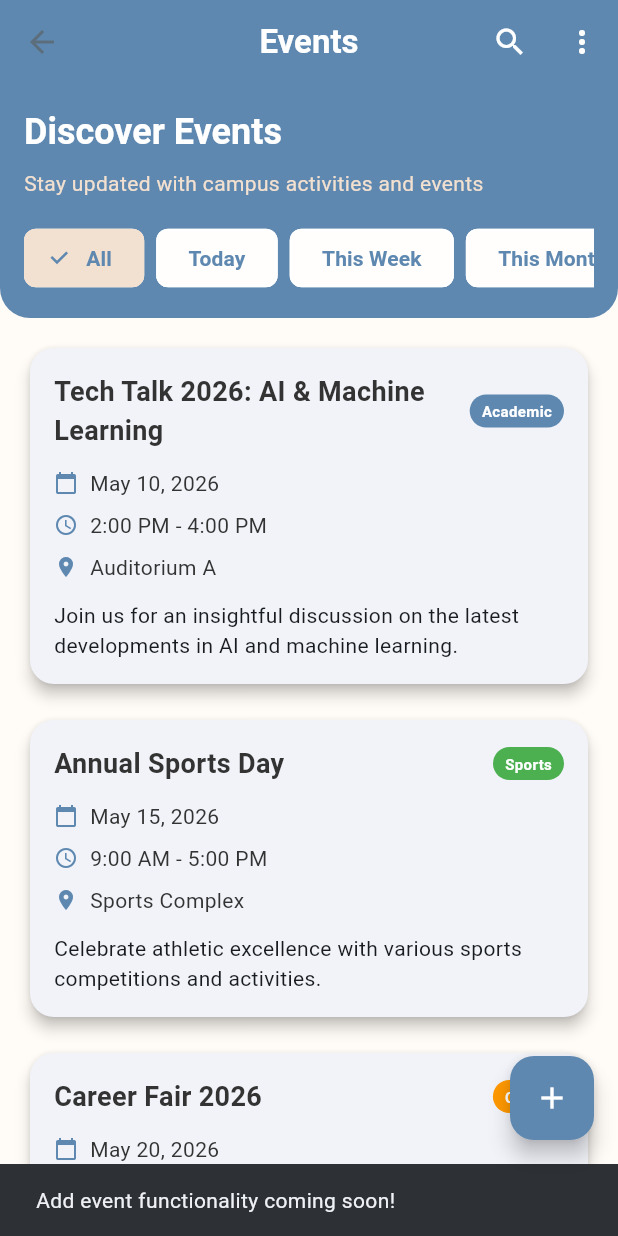
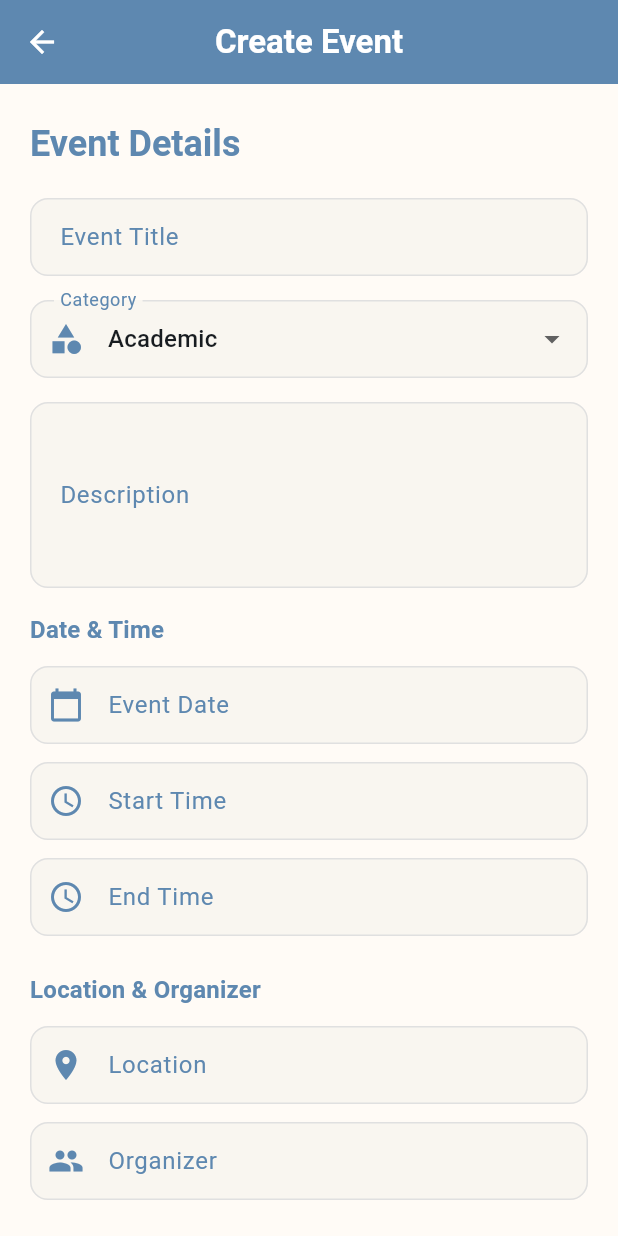
Before and after one commit to nigelberewere/campuseventsandtimetables, a Flutter app: the EventsPage screen opened by its route, after a tap on the "add" icon, on a phone screen of 412 x 824 dp. Run offline on Flutter 3.47's test engine with Material 3 defaults, Android fonts, the phone set to English and light mode, and no system bars.

Commit message:
Created Add events page
Co-authored-by: Copilot <copilot@github.com>

```diff
--- /dev/null
+++ b/lib/pages/addEvent.dart
@@ -0,0 +1,543 @@
+import 'package:flutter/material.dart';
+import '../constants/app_colors.dart';
+
+class AddEventPage extends StatefulWidget {
+  const AddEventPage({super.key});
+
+  @override
+  State<AddEventPage> createState() => _AddEventPageState();
+}
+
+class _AddEventPageState extends State<AddEventPage> {
+  final _formKey = GlobalKey<FormState>();
+  late TextEditingController _titleController;
+  late TextEditingController _descriptionController;
+  late TextEditingController _locationController;
+  late TextEditingController _organizerController;
+  late TextEditingController _attendeesController;
+  late TextEditingController _dateController;
+  late TextEditingController _startTimeController;
+  late TextEditingController _endTimeController;
+
+  String _selectedCategory = 'Academic';
+  final List<String> _categories = [
+    'Academic',
+    'Sports',
+    'Career',
+    'Cultural',
+    'Workshop',
+    'Social',
+    'Other',
+  ];
+
+  @override
+  void initState() {
+    super.initState();
+    _titleController = TextEditingController();
+    _descriptionController = TextEditingController();
+    _locationController = TextEditingController();
+    _organizerController = TextEditingController();
+    _attendeesController = TextEditingController();
+    _dateController = TextEditingController();
+    _startTimeController = TextEditingController();
+    _endTimeController = TextEditingController();
+  }
+
+  @override
+  void dispose() {
+    _titleController.dispose();
+    _descriptionController.dispose();
+    _locationController.dispose();
+    _organizerController.dispose();
+    _attendeesController.dispose();
+    _dateController.dispose();
+    _startTimeController.dispose();
+    _endTimeController.dispose();
+    super.dispose();
+  }
+
+  Future<void> _selectDate(BuildContext context) async {
+    final DateTime? pickedDate = await showDatePicker(
+      context: context,
+      initialDate: DateTime.now(),
+      firstDate: DateTime.now(),
+      lastDate: DateTime(2027),
+    );
+    if (pickedDate != null) {
+      setState(() {
+        _dateController.text = _formatDate(pickedDate);
+      });
+    }
+  }
+
+  Future<void> _selectTime(
+    BuildContext context,
+    TextEditingController controller,
+  ) async {
+    final TimeOfDay? pickedTime = await showTimePicker(
+      context: context,
+      initialTime: TimeOfDay.now(),
+    );
+    if (pickedTime != null) {
+      setState(() {
+        controller.text = pickedTime.format(context);
+      });
+    }
+  }
+
+  String _formatDate(DateTime date) {
+    const months = [
+      'Jan',
+      'Feb',
+      'Mar',
+      'Apr',
+      'May',
+      'Jun',
+      'Jul',
+      'Aug',
+      'Sep',
+      'Oct',
+      'Nov',
+      'Dec',
+    ];
+    return '${months[date.month - 1]} ${date.day}, ${date.year}';
+  }
+
+  void _submitForm() {
+    if (_formKey.currentState!.validate()) {
+      final newEvent = {
+        'title': _titleController.text,
+        'description': _descriptionController.text,
+        'location': _locationController.text,
+        'organizer': _organizerController.text,
+        'attendees': int.parse(_attendeesController.text),
+        'category': _selectedCategory,
+        'date': _dateController.text,
+        'startTime': _startTimeController.text,
+        'endTime': _endTimeController.text,
+        'time': '${_startTimeController.text} - ${_endTimeController.text}',
+      };
+
+      Navigator.pop(context, newEvent);
+    }
+  }
+
+  @override
+  Widget build(BuildContext context) {
+    return Scaffold(
+      appBar: AppBar(
+        title: const Text(
+          'Create Event',
+          style: TextStyle(
+            fontSize: 22,
+            fontWeight: FontWeight.bold,
+            color: AppColors.white,
+          ),
+        ),
+        backgroundColor: AppColors.blueMirage,
+        elevation: 0,
+        centerTitle: true,
+        leading: IconButton(
+          icon: const Icon(Icons.arrow_back, color: AppColors.white),
+          onPressed: () => Navigator.pop(context),
+        ),
+      ),
+      body: SingleChildScrollView(
+        child: Container(
+          padding: const EdgeInsets.symmetric(horizontal: 20, vertical: 24),
+          child: Form(
+            key: _formKey,
+            child: Column(
+              crossAxisAlignment: CrossAxisAlignment.start,
+              children: [
+                // Header
+                Text(
+                  'Event Details',
+                  style: Theme.of(context).textTheme.headlineSmall?.copyWith(
+                    fontWeight: FontWeight.bold,
+                    color: AppColors.blueMirage,
+                  ),
+                ),
+                const SizedBox(height: 20),
+
+                // Title Field
+                _buildTextField(
+                  controller: _titleController,
+                  label: 'Event Title',
+                  hint: 'e.g., Tech Conference 2026',
+                  validator: (value) {
+                    if (value == null || value.isEmpty) {
+                      return 'Please enter an event title';
+                    }
+                    return null;
+                  },
+                ),
+                const SizedBox(height: 16),
+
+                // Category Dropdown
+                _buildCategoryDropdown(),
+                const SizedBox(height: 16),
+
+                // Description Field
+                _buildTextField(
+                  controller: _descriptionController,
+                  label: 'Description',
+                  hint: 'Describe your event...',
+                  maxLines: 4,
+                  validator: (value) {
+                    if (value == null || value.isEmpty) {
+                      return 'Please enter a description';
+                    }
+                    return null;
+                  },
+                ),
+                const SizedBox(height: 16),
+
+                // Date Section
+                Text(
+                  'Date & Time',
+                  style: Theme.of(context).textTheme.titleMedium?.copyWith(
+                    fontWeight: FontWeight.bold,
+                    color: AppColors.blueMirage,
+                  ),
+                ),
+                const SizedBox(height: 12),
+
+                // Date Field
+                _buildDateField(
+                  controller: _dateController,
+                  label: 'Event Date',
+                  onTap: () => _selectDate(context),
+                  validator: (value) {
+                    if (value == null || value.isEmpty) {
+                      return 'Please select a date';
+                    }
+                    return null;
+                  },
+                ),
+                const SizedBox(height: 12),
+
+                // Start Time
+                _buildTimeField(
+                  controller: _startTimeController,
+                  label: 'Start Time',
+                  onTap: () => _selectTime(context, _startTimeController),
+                  validator: (value) {
+                    if (value == null || value.isEmpty) {
+                      return 'Please select start time';
+                    }
+                    return null;
+                  },
+                ),
+                const SizedBox(height: 12),
+
+                // End Time
+                _buildTimeField(
+                  controller: _endTimeController,
+                  label: 'End Time',
+                  onTap: () => _selectTime(context, _endTimeController),
+                  validator: (value) {
+                    if (value == null || value.isEmpty) {
+                      return 'Please select end time';
+                    }
+                    return null;
+                  },
+                ),
+                const SizedBox(height: 24),
+
+                // Location Section
+                Text(
+                  'Location & Organizer',
+                  style: Theme.of(context).textTheme.titleMedium?.copyWith(
+                    fontWeight: FontWeight.bold,
+                    color: AppColors.blueMirage,
+                  ),
+                ),
+                const SizedBox(height: 12),
+
+                // Location Field
+                _buildTextField(
+                  controller: _locationController,
+                  label: 'Location',
+                  hint: 'e.g., Auditorium A',
+                  prefixIcon: Icons.location_on,
+                  validator: (value) {
+                    if (value == null || value.isEmpty) {
+                      return 'Please enter a location';
+                    }
+                    return null;
+                  },
+                ),
+                const SizedBox(height: 12),
+
+                // Organizer Field
+                _buildTextField(
+                  controller: _organizerController,
+                  label: 'Organizer',
+                  hint: 'e.g., Computer Science Department',
+                  prefixIcon: Icons.people,
+                  validator: (value) {
+                    if (value == null || value.isEmpty) {
+                      return 'Please enter an organizer';
+                    }
+                    return null;
+                  },
+                ),
+                const SizedBox(height: 24),
+
+                // Additional Section
+                Text(
+                  'Additional Info',
+                  style: Theme.of(context).textTheme.titleMedium?.copyWith(
+                    fontWeight: FontWeight.bold,
+                    color: AppColors.blueMirage,
+                  ),
+                ),
+                const SizedBox(height: 12),
+
+                // Expected Attendees
+                _buildTextField(
+                  controller: _attendeesController,
+                  label: 'Expected Attendees',
+                  hint: 'e.g., 150',
+                  prefixIcon: Icons.people_outline,
+                  keyboardType: TextInputType.number,
+                  validator: (value) {
+                    if (value == null || value.isEmpty) {
+                      return 'Please enter expected attendees';
+                    }
+                    if (int.tryParse(value) == null) {
+                      return 'Please enter a valid number';
+                    }
+                    return null;
+                  },
+                ),
+                const SizedBox(height: 32),
+
+                // Action Buttons
+                Row(
+                  children: [
+                    Expanded(
+                      child: OutlinedButton(
+                        onPressed: () => Navigator.pop(context),
+                        style: OutlinedButton.styleFrom(
+                          side: const BorderSide(
+                            color: AppColors.blueMirage,
+                            width: 2,
+                          ),
+                          padding: const EdgeInsets.symmetric(vertical: 16),
+                          shape: RoundedRectangleBorder(
+                            borderRadius: BorderRadius.circular(12),
+                          ),
+                        ),
+                        child: const Text(
+                          'Cancel',
+                          style: TextStyle(
+                            color: AppColors.blueMirage,
+                            fontSize: 16,
+                            fontWeight: FontWeight.bold,
+                          ),
+                        ),
+                      ),
+                    ),
+                    const SizedBox(width: 12),
+                    Expanded(
+                      child: ElevatedButton(
+                        onPressed: _submitForm,
+                        style: ElevatedButton.styleFrom(
+                          backgroundColor: AppColors.blueMirage,
+                          padding: const EdgeInsets.symmetric(vertical: 16),
+                          shape: RoundedRectangleBorder(
+                            borderRadius: BorderRadius.circular(12),
+                          ),
+                        ),
+                        child: const Text(
+                          'Create Event',
+                          style: TextStyle(
+                            color: AppColors.white,
+                            fontSize: 16,
+                            fontWeight: FontWeight.bold,
+                          ),
+                        ),
+                      ),
+                    ),
+                  ],
+                ),
+                const SizedBox(height: 20),
+              ],
+            ),
+          ),
+        ),
+      ),
+    );
+  }
+
+  Widget _buildTextField({
+    required TextEditingController controller,
+    required String label,
+    required String hint,
+    int maxLines = 1,
+    IconData? prefixIcon,
+    TextInputType keyboardType = TextInputType.text,
+    required String? Function(String?)? validator,
+  }) {
+    return TextFormField(
+      controller: controller,
+      decoration: InputDecoration(
+        labelText: label,
+        hintText: hint,
+        prefixIcon: prefixIcon != null
+            ? Icon(prefixIcon, color: AppColors.blueMirage)
+            : null,
+        border: OutlineInputBorder(
+          borderRadius: BorderRadius.circular(12),
+          borderSide: const BorderSide(color: AppColors.dividerGray),
+        ),
+        enabledBorder: OutlineInputBorder(
+          borderRadius: BorderRadius.circular(12),
+          borderSide: const BorderSide(color: AppColors.dividerGray),
+        ),
+        focusedBorder: OutlineInputBorder(
+          borderRadius: BorderRadius.circular(12),
+          borderSide: const BorderSide(color: AppColors.blueMirage, width: 2),
+        ),
+        errorBorder: OutlineInputBorder(
+          borderRadius: BorderRadius.circular(12),
+          borderSide: const BorderSide(color: AppColors.error),
+        ),
+        labelStyle: const TextStyle(color: AppColors.blueMirage),
+        contentPadding: const EdgeInsets.symmetric(
+          horizontal: 16,
+          vertical: 14,
+        ),
+      ),
+      maxLines: maxLines,
+      keyboardType: keyboardType,
+      validator: validator,
+    );
+  }
+
+  Widget _buildDateField({
+    required TextEditingController controller,
+    required String label,
+    required VoidCallback onTap,
+    required String? Function(String?)? validator,
+  }) {
+    return TextFormField(
+      controller: controller,
+      readOnly: true,
+      onTap: onTap,
+      decoration: InputDecoration(
+        labelText: label,
+        prefixIcon: const Icon(
+          Icons.calendar_today,
+          color: AppColors.blueMirage,
+        ),
+        border: OutlineInputBorder(
+          borderRadius: BorderRadius.circular(12),
+          borderSide: const BorderSide(color: AppColors.dividerGray),
+        ),
+        enabledBorder: OutlineInputBorder(
+          borderRadius: BorderRadius.circular(12),
+          borderSide: const BorderSide(color: AppColors.dividerGray),
+        ),
+        focusedBorder: OutlineInputBorder(
+          borderRadius: BorderRadius.circular(12),
+          borderSide: const BorderSide(color: AppColors.blueMirage, width: 2),
+        ),
+        errorBorder: OutlineInputBorder(
+          borderRadius: BorderRadius.circular(12),
+          borderSide: const BorderSide(color: AppColors.error),
+        ),
+        labelStyle: const TextStyle(color: AppColors.blueMirage),
+        contentPadding: const EdgeInsets.symmetric(
+          horizontal: 16,
+          vertical: 14,
+        ),
+      ),
+      validator: validator,
+    );
+  }
+
+  Widget _buildTimeField({
+    required TextEditingController controller,
+    required String label,
+    required VoidCallback onTap,
+    required String? Function(String?)? validator,
+  }) {
+    return TextFormField(
+      controller: controller,
+      readOnly: true,
+      onTap: onTap,
+      decoration: InputDecoration(
+        labelText: label,
+        prefixIcon: const Icon(Icons.access_time, color: AppColors.blueMirage),
+        border: OutlineInputBorder(
+          borderRadius: BorderRadius.circular(12),
+          borderSide: const BorderSide(color: AppColors.dividerGray),
+        ),
+        enabledBorder: OutlineInputBorder(
+          borderRadius: BorderRadius.circular(12),
+          borderSide: const BorderSide(color: AppColors.dividerGray),
+        ),
+        focusedBorder: OutlineInputBorder(
+          borderRadius: BorderRadius.circular(12),
+          borderSide: const BorderSide(color: AppColors.blueMirage, width: 2),
+        ),
+        errorBorder: OutlineInputBorder(
+          borderRadius: BorderRadius.circular(12),
+          borderSide: const BorderSide(color: AppColors.error),
+        ),
+        labelStyle: const TextStyle(color: AppColors.blueMirage),
+        contentPadding: const EdgeInsets.symmetric(
+          horizontal: 16,
+          vertical: 14,
+        ),
+      ),
+      validator: validator,
+    );
+  }
+
+  Widget _buildCategoryDropdown() {
+    return DropdownButtonFormField<String>(
+      initialValue: _selectedCategory,
+      decoration: InputDecoration(
+        labelText: 'Category',
+        prefixIcon: const Icon(Icons.category, color: AppColors.blueMirage),
+        border: OutlineInputBorder(
+          borderRadius: BorderRadius.circular(12),
+          borderSide: const BorderSide(color: AppColors.dividerGray),
+        ),
+        enabledBorder: OutlineInputBorder(
+          borderRadius: BorderRadius.circular(12),
+          borderSide: const BorderSide(color: AppColors.dividerGray),
+        ),
+        focusedBorder: OutlineInputBorder(
+          borderRadius: BorderRadius.circular(12),
+          borderSide: const BorderSide(color: AppColors.blueMirage, width: 2),
+        ),
+        labelStyle: const TextStyle(color: AppColors.blueMirage),
+        contentPadding: const EdgeInsets.symmetric(
+          horizontal: 16,
+          vertical: 14,
+        ),
+      ),
+      items: _categories.map((category) {
+        return DropdownMenuItem(value: category, child: Text(category));
+      }).toList(),
+      onChanged: (value) {
+        if (value != null) {
+          setState(() {
+            _selectedCategory = value;
+          });
+        }
+      },
+      validator: (value) {
+        if (value == null || value.isEmpty) {
+          return 'Please select a category';
+        }
+        return null;
+      },
+    );
+  }
+}
--- a/lib/pages/events.dart
+++ b/lib/pages/events.dart
@@ -1,5 +1,6 @@
 import 'package:flutter/material.dart';
 import '../constants/app_colors.dart';
+import 'addEvent.dart';
 
 class EventsPage extends StatefulWidget {
   const EventsPage({super.key});
@@ -201,12 +202,21 @@ class _EventsPageState extends State<EventsPage> {
         ],
       ),
       floatingActionButton: FloatingActionButton(
-        onPressed: () {
-          ScaffoldMessenger.of(context).showSnackBar(
-            const SnackBar(
-              content: Text('Add event functionality coming soon!'),
-            ),
+        onPressed: () async {
+          final newEvent = await Navigator.push<Map<String, dynamic>>(
+            context,
+            MaterialPageRoute(builder: (context) => const AddEventPage()),
           );
+          if (newEvent != null && mounted) {
+            ScaffoldMessenger.of(context).showSnackBar(
+              SnackBar(
+                content: Text(
+                  'Event "${newEvent['title']}" created successfully!',
+                ),
+                duration: const Duration(seconds: 2),
+              ),
+            );
+          }
         },
         backgroundColor: AppColors.blueMirage,
         child: const Icon(Icons.add, color: AppColors.white),
```
